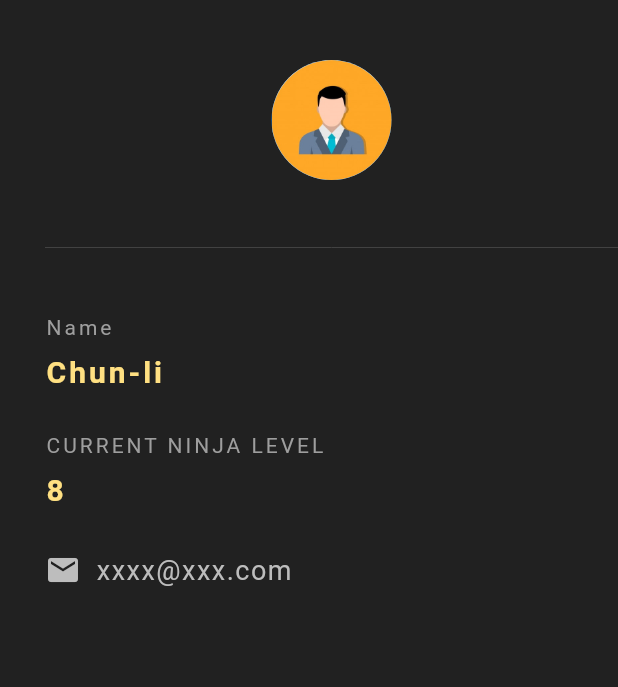
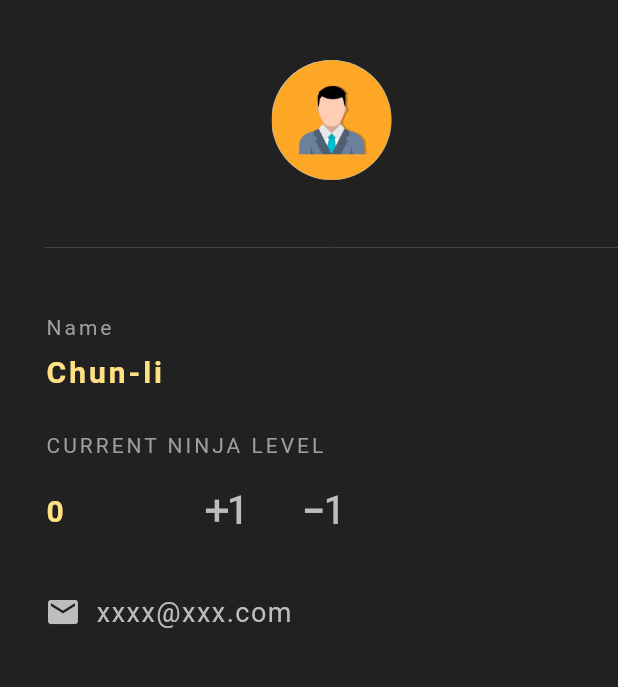
Before and after one commit to Tomo-zhiye/ninja-id-card, a Flutter app: the screen it shows after launch, on a phone screen of 412 x 824 dp, the part 84-771 px from its top. Run offline on Flutter 3.47's test engine with Material 2 defaults, Android fonts, the phone set to English and light mode, and no system bars.

Commit message:
done ninja-card

```diff
--- a/lib/main.dart
+++ b/lib/main.dart
@@ -1,5 +1,7 @@
 import 'package:flutter/cupertino.dart';
 import 'package:flutter/material.dart';
+import 'package:ninjaid/main_model.dart';
+import 'package:provider/provider.dart';
 
 void main() => runApp(MaterialApp(
       home: NinjaCard(),
@@ -8,7 +10,9 @@ void main() => runApp(MaterialApp(
 class NinjaCard extends StatelessWidget {
   @override
   Widget build(BuildContext context) {
-    return Scaffold(
+    return ChangeNotifierProvider<MainModel>(
+      create: (_) => MainModel(),
+      child: Scaffold(
           backgroundColor: Colors.grey[900],
           appBar: AppBar(
             title: Text('Ninja ID Card'),
@@ -16,7 +20,8 @@ class NinjaCard extends StatelessWidget {
             backgroundColor: Colors.grey[850],
             elevation: 0.0,
           ),
-      body: Padding(
+          body: Consumer<MainModel>(builder: (context, model, child) {
+            return Padding(
               padding: const EdgeInsets.fromLTRB(30.0, 40.0, 0, 30.0),
               child: Column(
                 crossAxisAlignment: CrossAxisAlignment.start,
@@ -59,14 +64,40 @@ class NinjaCard extends StatelessWidget {
                   SizedBox(
                     height: 10.0,
                   ),
+                  Row(
+                    children: <Widget>[
                       Text(
-              '8',
+                        '${model.level}',
                         style: TextStyle(
                           color: Colors.amber[200],
                           letterSpacing: 2.0,
                           fontSize: 20.0,
                           fontWeight: FontWeight.bold,
                         ),
+                      ),
+                      SizedBox(
+                        width: 80.0,
+                      ),
+                      IconButton(
+                        onPressed: () {
+                          model.levelUp();
+                        },
+                        icon: Icon(Icons.exposure_plus_1),
+                        color: Colors.grey[400],
+                        iconSize: 35.0,
+                      ),
+                      SizedBox(
+                        width: 15.0,
+                      ),
+                      IconButton(
+                        onPressed: () {
+                          model.levelDown();
+                        },
+                        icon: Icon(Icons.exposure_neg_1),
+                        color: Colors.grey[400],
+                        iconSize: 35.0,
+                      ),
+                    ],
                   ),
                   SizedBox(height: 30.0),
                   Row(
@@ -88,7 +119,8 @@ class NinjaCard extends StatelessWidget {
                   ),
                 ],
               ),
-      ),
+            );
+          })),
     );
   }
 }
--- a/pubspec.yaml
+++ b/pubspec.yaml
@@ -23,6 +23,7 @@ environment:
 dependencies:
   flutter:
     sdk: flutter
+  provider: ^4.1.3
 
 
   # The following adds the Cupertino Icons font to your application.
```
Also changed, not shown: lib/main_model.dart (added, +17 -0 lines), pubspec.lock. Lines whose indentation alone changed are shown as unchanged.
